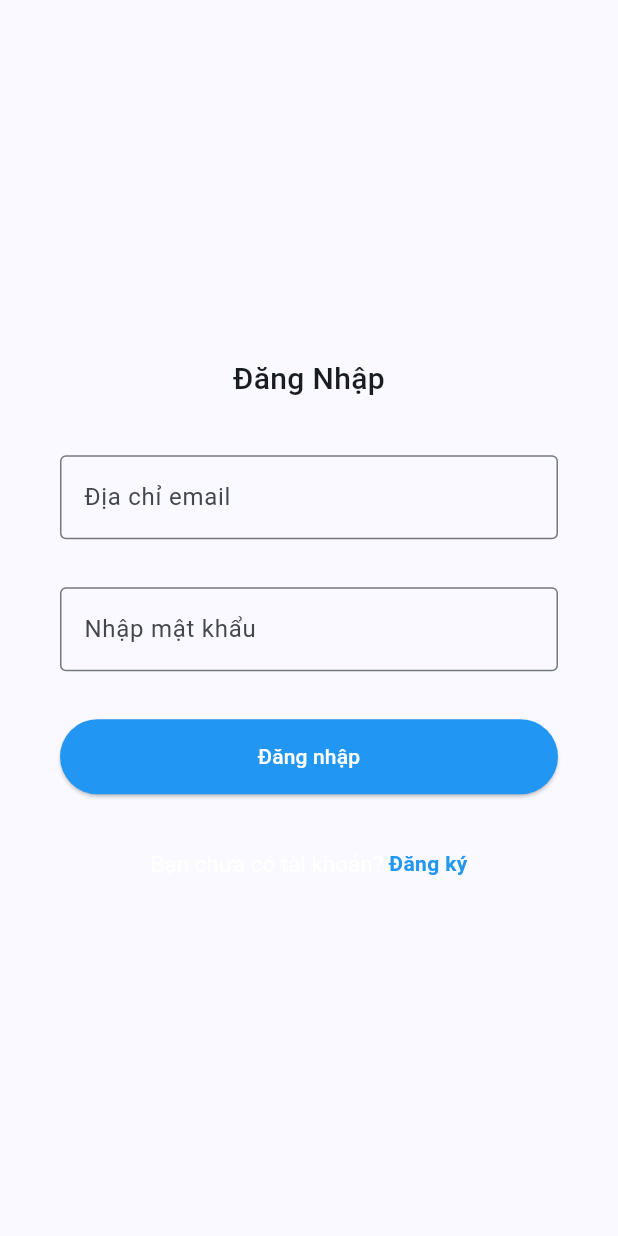
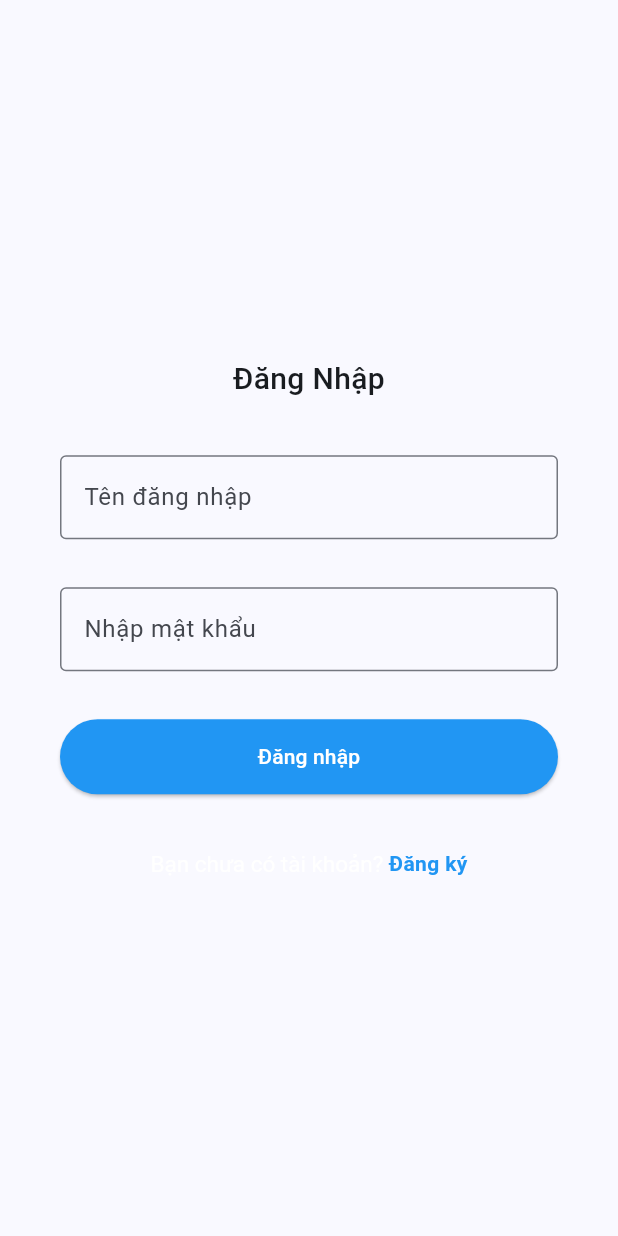
Before and after one commit to mchien2002/pet-social-network, a Flutter app: the LoginPage screen opened directly, after a tap on "Đăng nhập", on a phone screen of 412 x 824 dp. Run offline on Flutter 3.47's test engine with Material 3 defaults, Android fonts, the light colour scheme and no system bars; our stand-ins replace cloud_firestore, image_picker, swipe_cards; missing offline and left inert: flutter_reaction_button; accounts and stored records are empty.

Commit message:
btap tuần 7

```diff
--- a/lib/main.dart
+++ b/lib/main.dart
@@ -21,7 +21,7 @@ class MyApp extends StatelessWidget {
         colorScheme: ColorScheme.fromSeed(seedColor: const Color(0xff4890FB)),
         useMaterial3: true,
       ),
-      home: const SplashPage(),
+      home: const LoginPage(),
     );
   }
 }
--- a/lib/pages/auth/login_page.dart
+++ b/lib/pages/auth/login_page.dart
@@ -1,4 +1,7 @@
 import 'package:flutter/material.dart';
+import 'package:tutorialpage/pages/splashs/splash_page.dart';
+import 'package:tutorialpage/service/api_service.dart';
+import 'package:flutter/cupertino.dart';
 
 class LoginPage extends StatefulWidget {
   const LoginPage({super.key});
@@ -8,6 +11,53 @@ class LoginPage extends StatefulWidget {
 }
 
 class _LoginPageState extends State<LoginPage> {
+  late TextEditingController _controllerUsername;
+  late TextEditingController _controllerPassword;
+  final _service = ApiService();
+
+  @override
+  void initState() {
+    _controllerUsername = TextEditingController();
+    _controllerPassword = TextEditingController();
+    super.initState();
+  }
+
+  Future<void> loginButton() async {
+    try {
+      if (_controllerPassword.text.isNotEmpty &&
+          _controllerPassword.text.isNotEmpty) {
+        await _service.loginAPI(
+            _controllerUsername.text, _controllerPassword.text);
+        // ignore: use_build_context_synchronously
+        Navigator.push(context, MaterialPageRoute(builder: (context) {
+          return const SplashPage();
+        }));
+      }
+    } catch (e) {
+      // ignore: use_build_context_synchronously
+      _showAlertDialog(context);
+    }
+  }
+
+  void _showAlertDialog(BuildContext context) {
+    showCupertinoModalPopup<void>(
+      context: context,
+      builder: (BuildContext context) => CupertinoAlertDialog(
+        title: const Text('Cảnh báo'),
+        content: const Text('Thông tin đăng nhập không đúng'),
+        actions: <CupertinoDialogAction>[
+          CupertinoDialogAction(
+            isDefaultAction: true,
+            onPressed: () {
+              Navigator.pop(context);
+            },
+            child: const Text('Ok'),
+          )
+        ],
+      ),
+    );
+  }
+
   @override
   Widget build(BuildContext context) {
     return Scaffold(
@@ -23,22 +73,24 @@ class _LoginPageState extends State<LoginPage> {
           const SizedBox(
             height: 20,
           ),
-          const Padding(
-            padding: EdgeInsets.symmetric(horizontal: 40, vertical: 16),
+          Padding(
+            padding: const EdgeInsets.symmetric(horizontal: 40, vertical: 16),
             child: TextField(
-              decoration: InputDecoration(
+              controller: _controllerUsername,
+              decoration: const InputDecoration(
                 border: OutlineInputBorder(),
-                hintText: 'Địa chỉ email',
+                hintText: 'Tên đăng nhập',
               ),
             ),
           ),
-          const Padding(
-            padding: EdgeInsets.symmetric(horizontal: 40, vertical: 16),
+          Padding(
+            padding: const EdgeInsets.symmetric(horizontal: 40, vertical: 16),
             child: TextField(
+              controller: _controllerPassword,
               obscureText: true,
               enableSuggestions: false,
               autocorrect: false,
-              decoration: InputDecoration(
+              decoration: const InputDecoration(
                 border: OutlineInputBorder(),
                 hintText: 'Nhập mật khẩu',
               ),
@@ -47,7 +99,7 @@ class _LoginPageState extends State<LoginPage> {
           Padding(
             padding: const EdgeInsets.symmetric(horizontal: 40, vertical: 16),
             child: ElevatedButton(
-              onPressed: () {},
+              onPressed: () => loginButton(),
               style: ElevatedButton.styleFrom(
                 foregroundColor: Colors.white,
                 backgroundColor: Colors.blue,
```
Also changed, not shown: lib/service/api_service.dart (added, +15 -0 lines), 4 other files.
